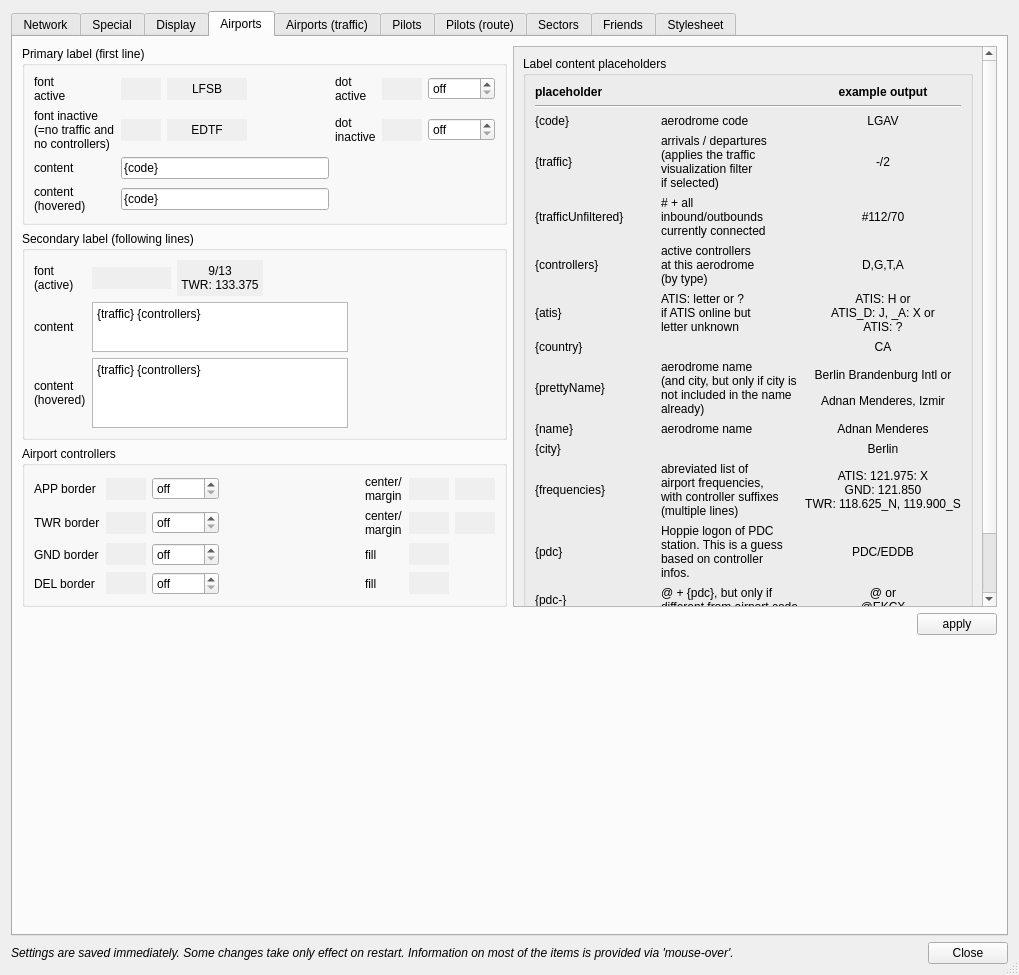
First picture: the form in src/dialogs/PreferencesDialog.ui, repository qutescoop/qutescoop, before the edit.
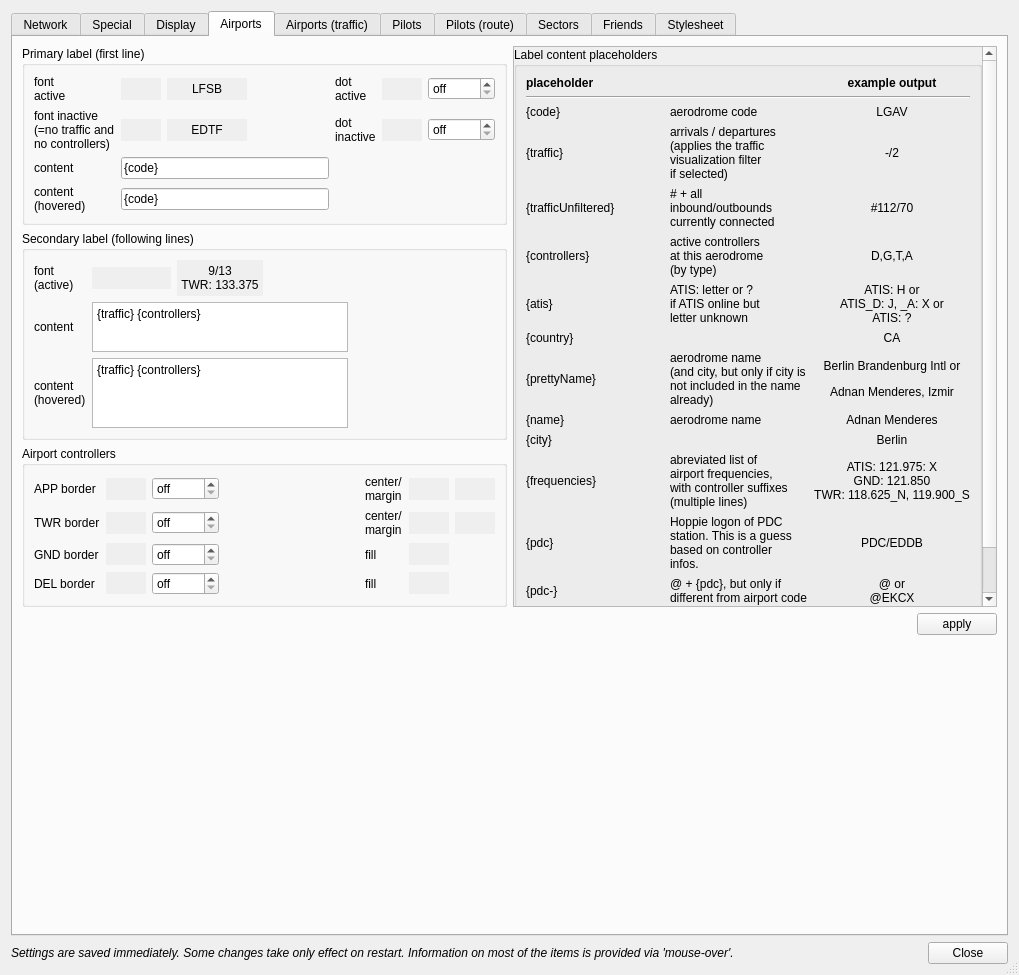
Second picture: the form after the edit. The open tabs and pages were chosen to show the change. Icons and pictures are not drawn.

```diff
--- a/src/dialogs/PreferencesDialog.ui
+++ b/src/dialogs/PreferencesDialog.ui
@@ -1510,10 +1510,22 @@
               <x>0</x>
               <y>0</y>
               <width>469</width>
-              <height>733</height>
+              <height>715</height>
              </rect>
             </property>
             <layout class="QVBoxLayout" name="verticalLayout_2">
+             <property name="leftMargin">
+              <number>0</number>
+             </property>
+             <property name="topMargin">
+              <number>0</number>
+             </property>
+             <property name="rightMargin">
+              <number>0</number>
+             </property>
+             <property name="bottomMargin">
+              <number>0</number>
+             </property>
              <item>
               <widget class="QGroupBox" name="groupBox_11">
                <property name="title">
```
